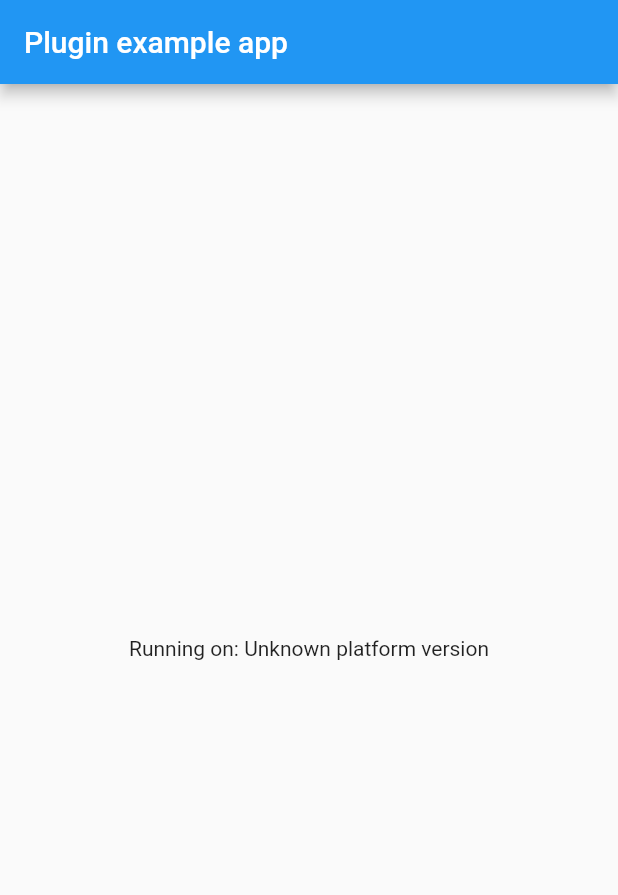
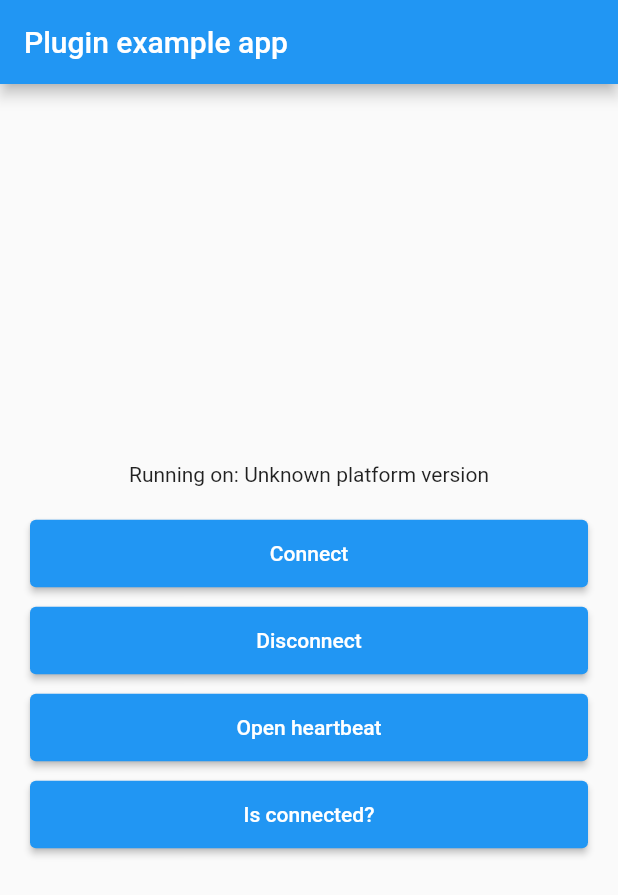
Before and after one commit to TalkSay/flutter_websocket, a Flutter app: the screen it shows after launch, on a phone screen of 412 x 824 dp. Shown: the top 895 px of the screen. Run offline on Flutter 3.47's test engine with Material 2 defaults, Android fonts, the phone set to English and light mode, and no system bars; our stand-ins replace plugin_platform_interface.

Commit message:
wired in an example

```diff
--- a/example/lib/main.dart
+++ b/example/lib/main.dart
@@ -1,8 +1,11 @@
+import 'package:flutter/foundation.dart';
 import 'package:flutter/material.dart';
 import 'dart:async';
 
 import 'package:flutter/services.dart';
 import 'package:flutter_websocket/flutter_websocket.dart';
+import 'package:flutter_websocket/models/connect_close_model.dart';
+import 'package:flutter_websocket/utils/flutter_socket_util.dart';
 
 void main() {
   runApp(const MyApp());
@@ -17,7 +20,9 @@ class MyApp extends StatefulWidget {
 
 class _MyAppState extends State<MyApp> {
   String _platformVersion = 'Unknown';
+  String _url = "";
   final _flutterWebsocketPlugin = FlutterWebsocket();
+  final _socketClient = FlutterWebSocketUtil();
 
   @override
   void initState() {
@@ -31,8 +36,8 @@ class _MyAppState extends State<MyApp> {
     // Platform messages may fail, so we use a try/catch PlatformException.
     // We also handle the message potentially returning null.
     try {
-      platformVersion =
-          await _flutterWebsocketPlugin.getPlatformVersion() ?? 'Unknown platform version';
+      platformVersion = await _flutterWebsocketPlugin.getPlatformVersion() ??
+          'Unknown platform version';
     } on PlatformException {
       platformVersion = 'Failed to get platform version.';
     }
@@ -54,10 +59,79 @@ class _MyAppState extends State<MyApp> {
         appBar: AppBar(
           title: const Text('Plugin example app'),
         ),
-        body: Center(
-          child: Text('Running on: $_platformVersion\n'),
+        body: Column(
+          mainAxisAlignment: MainAxisAlignment.center,
+          children: [
+            Center(
+              child: Text('Running on: $_platformVersion\n'),
+            ),
+            customButton(
+              "Connect",
+              () {
+                _socketClient.connect(
+                  _url,
+                  onClose: (SocketConnectCloseModel detail) {
+                    if (kDebugMode) {
+                      print('ONCLOSE');
+                      print(detail.toString());
+                      print('ONCLOSE');
+                    }
+                  },
+                  onMessage: (String? message) {
+                    if (kDebugMode) {
+                      print('ON MESSAGE');
+                      print(message);
+                      print('ON MESSAGE');
+                    }
+                  },
+                  onOpen: (String? url) {
+                    if (kDebugMode) {
+                      print('ON OPEN');
+                      print(url);
+                      print('ON OPEN');
+                    }
+                  },
+                  onError: (String? message) {
+                    if (kDebugMode) {
+                      print('ON ERROR');
+                      print(message);
+                      print('ON ERROR');
+                    }
+                  },
+                );
+              },
+            ),
+            customButton(
+              "Disconnect",
+              () {},
+            ),
+            customButton(
+              "Open heartbeat",
+              () {},
+            ),
+            customButton(
+              "Is connected?",
+              () {},
+            ),
+          ],
         ),
       ),
     );
   }
+
+  Widget customButton(String button, VoidCallback onTap) {
+    return Padding(
+      padding: const EdgeInsets.symmetric(
+        horizontal: 20,
+        vertical: 5,
+      ),
+      child: ElevatedButton(
+        onPressed: onTap,
+        style: ElevatedButton.styleFrom(
+          minimumSize: const Size(double.infinity, 45),
+        ),
+        child: Text(button),
+      ),
+    );
+  }
 }
```
